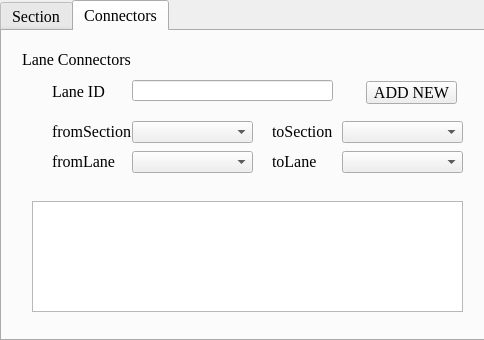
Qt form ui_segment.ui (chaitanyamalaviya/Trafficera) before a commit.
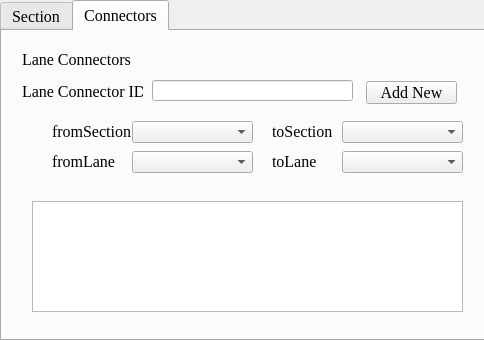
The same form after that commit.

Commit message: segment dialog changes

The edit to the form file:
```diff
--- a/ui_segment.ui
+++ b/ui_segment.ui
@@ -500,7 +500,7 @@
     <widget class="QLineEdit" name="laneID">
      <property name="geometry">
       <rect>
-       <x>130</x>
+       <x>150</x>
        <y>49</y>
        <width>201</width>
        <height>21</height>
@@ -510,14 +510,14 @@
     <widget class="QLabel" name="laneidlabel">
      <property name="geometry">
       <rect>
-       <x>50</x>
+       <x>20</x>
        <y>50</y>
-       <width>61</width>
+       <width>121</width>
        <height>20</height>
       </rect>
      </property>
      <property name="text">
-      <string>Lane ID</string>
+      <string>Lane Connector ID</string>
      </property>
     </widget>
     <widget class="QLabel" name="fromSectionlabel">
@@ -632,7 +632,7 @@
       </rect>
      </property>
      <property name="text">
-      <string>ADD NEW</string>
+      <string>Add New</string>
      </property>
     </widget>
    </widget>
```
The commit also changes 4 other files.
